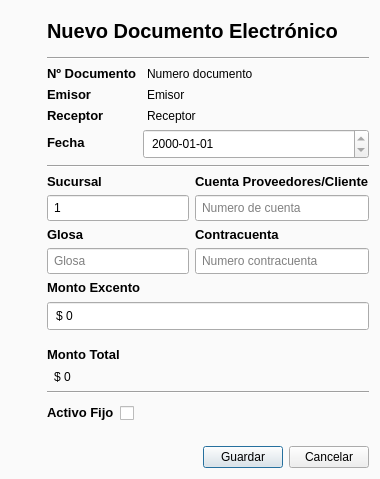
This is GUI/nuevoDocumentoDialog.ui in firenessmax/bte001 as Qt 5 draws it before an edit. The edited form follows.
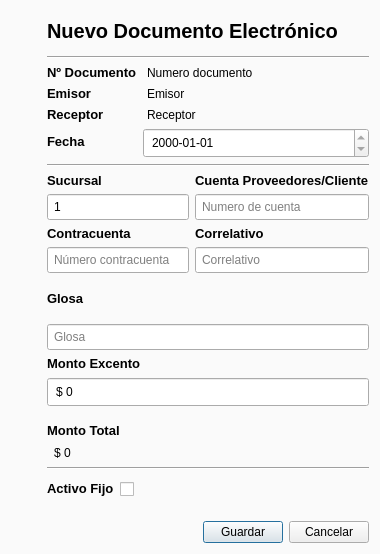
This is the edited form. Icons and pictures are not drawn.

Commit message: agregando un QlineEdit para el correlativo y reordenando los anteriores (Glosa y contracuenta)

Patch:
```diff
--- a/GUI/nuevoDocumentoDialog.ui
+++ b/GUI/nuevoDocumentoDialog.ui
@@ -10,7 +10,7 @@
     <x>0</x>
     <y>0</y>
     <width>380</width>
-    <height>479</height>
+    <height>554</height>
    </rect>
   </property>
   <property name="sizePolicy">
@@ -281,27 +281,6 @@
            </property>
           </widget>
          </item>
-         <item row="2" column="0">
-          <widget class="QLabel" name="glosaLabel">
-           <property name="font">
-            <font>
-             <family>Segoe UI</family>
-             <pointsize>10</pointsize>
-             <weight>75</weight>
-             <bold>true</bold>
-            </font>
-           </property>
-           <property name="toolTip">
-            <string>Explicación o descripción de la factura</string>
-           </property>
-           <property name="text">
-            <string>Glosa</string>
-           </property>
-           <property name="buddy">
-            <cstring>glosaLineEdit</cstring>
-           </property>
-          </widget>
-         </item>
          <item row="1" column="0" colspan="2">
           <widget class="QLineEdit" name="sucursalLineEdit">
            <property name="font">
@@ -318,8 +297,26 @@
            </property>
           </widget>
          </item>
+         <item row="2" column="0">
+          <widget class="QLabel" name="contracuentaLabel">
+           <property name="font">
+            <font>
+             <family>Segoe UI</family>
+             <pointsize>10</pointsize>
+             <weight>75</weight>
+             <bold>true</bold>
+            </font>
+           </property>
+           <property name="text">
+            <string>Contracuenta</string>
+           </property>
+           <property name="buddy">
+            <cstring>contracuentaLineEdit</cstring>
+           </property>
+          </widget>
+         </item>
          <item row="3" column="0" colspan="2">
-          <widget class="QLineEdit" name="glosaLineEdit">
+          <widget class="QLineEdit" name="contracuentaLineEdit">
            <property name="font">
             <font>
              <family>Segoe UI</family>
@@ -330,7 +327,7 @@
             <string>Explicación o descripción de la factura</string>
            </property>
            <property name="placeholderText">
-            <string>Glosa</string>
+            <string>Número contracuenta</string>
            </property>
           </widget>
          </item>
@@ -373,7 +370,7 @@
           </widget>
          </item>
          <item row="2" column="0">
-          <widget class="QLabel" name="contracuentaLabel">
+          <widget class="QLabel" name="correlativoLabel">
            <property name="font">
             <font>
              <family>Segoe UI</family>
@@ -383,15 +380,12 @@
             </font>
            </property>
            <property name="text">
-            <string>Contracuenta</string>
-           </property>
-           <property name="buddy">
-            <cstring>contracuentaLineEdit</cstring>
+            <string>Correlativo</string>
            </property>
           </widget>
          </item>
          <item row="3" column="0" colspan="2">
-          <widget class="QLineEdit" name="contracuentaLineEdit">
+          <widget class="QLineEdit" name="correlativoLineEdit">
            <property name="font">
             <font>
              <family>Segoe UI</family>
@@ -399,7 +393,7 @@
             </font>
            </property>
            <property name="placeholderText">
-            <string>Numero contracuenta</string>
+            <string>Correlativo</string>
            </property>
           </widget>
          </item>
@@ -407,6 +401,43 @@
        </item>
       </layout>
      </item>
+     <item>
+      <widget class="QLabel" name="glosaLabel">
+       <property name="font">
+        <font>
+         <family>Segoe UI</family>
+         <pointsize>10</pointsize>
+         <weight>75</weight>
+         <bold>true</bold>
+        </font>
+       </property>
+       <property name="toolTip">
+        <string>Explicación o descripción de la factura</string>
+       </property>
+       <property name="text">
+        <string>Glosa</string>
+       </property>
+       <property name="buddy">
+        <cstring>glosaLineEdit</cstring>
+       </property>
+      </widget>
+     </item>
+     <item>
+      <widget class="QLineEdit" name="glosaLineEdit">
+       <property name="font">
+        <font>
+         <family>Segoe UI</family>
+         <pointsize>9</pointsize>
+        </font>
+       </property>
+       <property name="toolTip">
+        <string>Explicación o descripción de la factura</string>
+       </property>
+       <property name="placeholderText">
+        <string>Glosa</string>
+       </property>
+      </widget>
+     </item>
      <item>
       <layout class="QFormLayout" name="formLayout_6">
        <property name="fieldGrowthPolicy">
```
Left out of the diff: 5 changed lines with no effect on the pictures. The commit also changes 1 other file.
